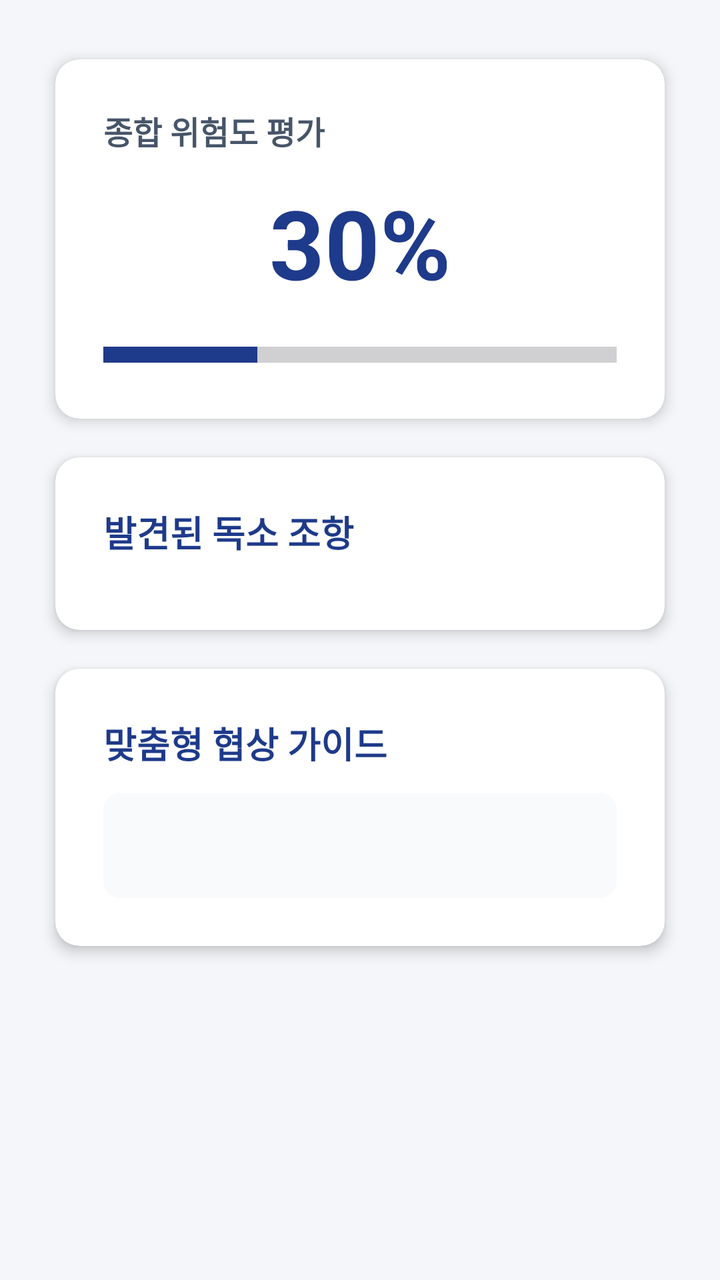
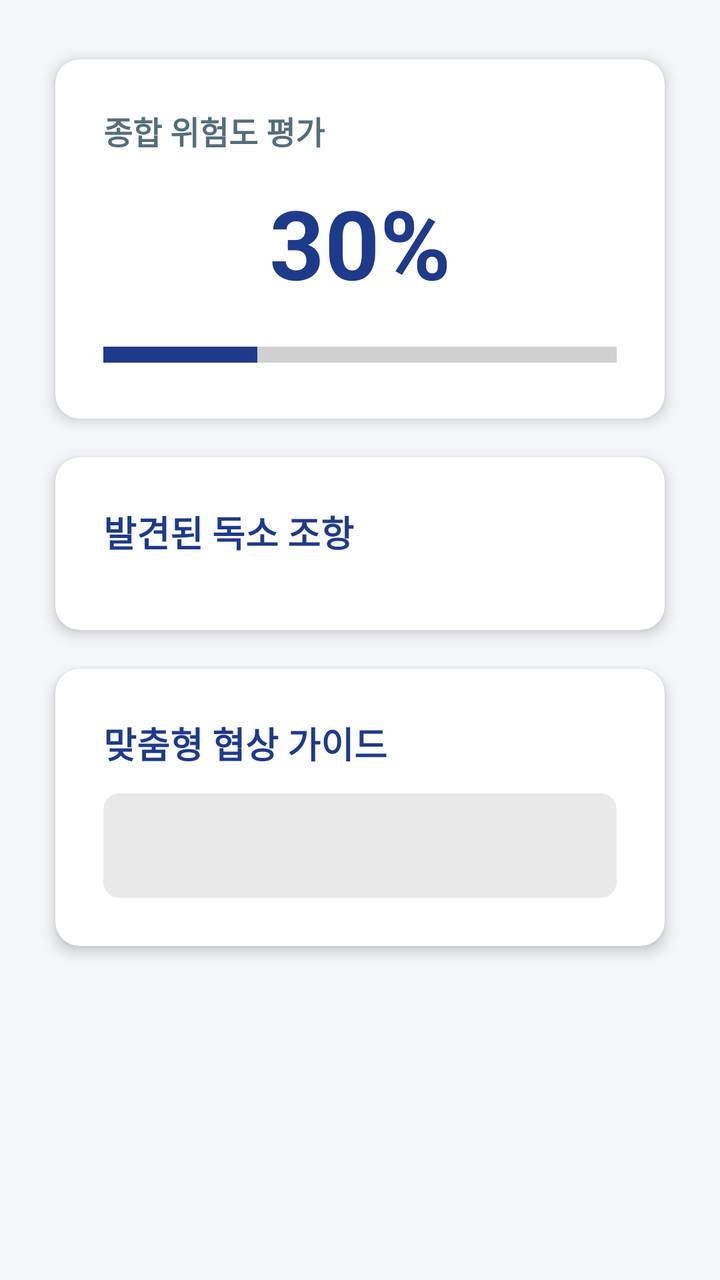

Before-and-after screenshots of an Android layout around one commit, followed by the original layout XML and the change that was made.
<!-- AndroidManifest.xml: activity theme Theme.Aicontractanalyzer_ -->
<!-- res/layout/activity_result.xml -->
<?xml version="1.0" encoding="utf-8"?>
<ScrollView
    xmlns:android="http://schemas.android.com/apk/res/android"
    xmlns:app="http://schemas.android.com/apk/res-auto"
    android:layout_width="match_parent"
    android:layout_height="match_parent"
    android:background="#F4F6F9"> <LinearLayout
    android:layout_width="match_parent"
    android:layout_height="wrap_content"
    android:orientation="vertical"
    android:padding="20dp">

    <androidx.cardview.widget.CardView
        android:layout_width="match_parent"
        android:layout_height="wrap_content"
        app:cardCornerRadius="12dp"
        app:cardElevation="4dp"
        app:cardUseCompatPadding="true">

        <LinearLayout
            android:layout_width="match_parent"
            android:layout_height="wrap_content"
            android:orientation="vertical"
            android:padding="24dp">

            <TextView
                android:layout_width="wrap_content"
                android:layout_height="wrap_content"
                android:text="종합 위험도 평가"
                android:textColor="#475569"
                android:textSize="16sp"
                android:textStyle="bold" />

            <TextView
                android:id="@+id/warning_persentage"
                android:layout_width="match_parent"
                android:layout_height="wrap_content"
                android:layout_marginTop="12dp"
                android:layout_marginBottom="16dp"
                android:text="30%"
                android:textAlignment="center"
                android:textColor="#1E3A8A"
                android:textSize="48sp"
                android:textStyle="bold" />

            <ProgressBar
                android:id="@+id/warning_progressbar"
                style="?android:attr/progressBarStyleHorizontal"
                android:layout_width="match_parent"
                android:layout_height="wrap_content"
                android:max="100"
                android:progress="30"
                android:progressTint="#1E3A8A"
                android:scaleY="2" />
        </LinearLayout>
    </androidx.cardview.widget.CardView>

    <androidx.cardview.widget.CardView
        android:layout_width="match_parent"
        android:layout_height="wrap_content"
        app:cardElevation="4dp"
        app:cardCornerRadius="12dp"
        app:cardUseCompatPadding="true">

        <LinearLayout
            android:id="@+id/warn_list"
            android:layout_width="match_parent"
            android:layout_height="wrap_content"
            android:orientation="vertical"
            android:padding="24dp">

            <TextView
                android:layout_width="match_parent"
                android:layout_height="wrap_content"
                android:layout_marginBottom="12dp"
                android:text="발견된 독소 조항"
                android:textColor="#1E3A8A"
                android:textSize="18sp"
                android:textStyle="bold" />

        </LinearLayout>
    </androidx.cardview.widget.CardView>

    <androidx.cardview.widget.CardView
        android:layout_width="match_parent"
        android:layout_height="wrap_content"
        app:cardElevation="4dp"
        app:cardCornerRadius="12dp"
        app:cardUseCompatPadding="true">

        <LinearLayout
            android:layout_width="match_parent"
            android:layout_height="wrap_content"
            android:orientation="vertical"
            android:padding="24dp">

            <TextView
                android:layout_width="match_parent"
                android:layout_height="wrap_content"
                android:layout_marginBottom="12dp"
                android:text="맞춤형 협상 가이드"
                android:textColor="#1E3A8A"
                android:textSize="18sp"
                android:textStyle="bold" />

            <androidx.cardview.widget.CardView
                android:layout_width="match_parent"
                android:layout_height="wrap_content"
                app:cardBackgroundColor="#F8FAFC"
                app:cardCornerRadius="8dp"
                app:cardElevation="0dp">

                <LinearLayout
                    android:layout_width="match_parent"
                    android:layout_height="wrap_content"
                    android:orientation="vertical"
                    android:padding="16dp">

                    <TextView
                        android:id="@+id/recommend"
                        android:layout_width="match_parent"
                        android:layout_height="wrap_content"
                        android:lineSpacingExtra="6dp"
                        android:text=""
                        android:textColor="#334155"
                        android:textSize="15sp" />
                </LinearLayout>
            </androidx.cardview.widget.CardView>
        </LinearLayout>
    </androidx.cardview.widget.CardView>

</LinearLayout>
</ScrollView>
<!-- resources referenced by this layout -->
<resources>
  <style name="Theme.Aicontractanalyzer_" parent="Base.Theme.Aicontractanalyzer_" />
  <style name="Base.Theme.Aicontractanalyzer_" parent="Theme.Material3.DayNight.NoActionBar">
          
          
      </style>
</resources>

<!-- the commit's change to res/layout/activity_result.xml (unified diff, before → after) -->
@@ -4,7 +4,7 @@
     xmlns:app="http://schemas.android.com/apk/res-auto"
     android:layout_width="match_parent"
     android:layout_height="match_parent"
-    android:background="#F4F6F9"> <LinearLayout
+    android:background="@color/background"> <LinearLayout
     android:layout_width="match_parent"
     android:layout_height="wrap_content"
     android:orientation="vertical"
@@ -27,7 +27,7 @@
                 android:layout_width="wrap_content"
                 android:layout_height="wrap_content"
                 android:text="종합 위험도 평가"
-                android:textColor="#475569"
+                android:textColor="@color/text_gray"
                 android:textSize="16sp"
                 android:textStyle="bold" />
 
@@ -39,7 +39,7 @@
                 android:layout_marginBottom="16dp"
                 android:text="30%"
                 android:textAlignment="center"
-                android:textColor="#1E3A8A"
+                android:textColor="@color/main_color"
                 android:textSize="48sp"
                 android:textStyle="bold" />
 
@@ -50,7 +50,7 @@
                 android:layout_height="wrap_content"
                 android:max="100"
                 android:progress="30"
-                android:progressTint="#1E3A8A"
+                android:progressTint="@color/main_color"
                 android:scaleY="2" />
         </LinearLayout>
     </androidx.cardview.widget.CardView>
@@ -74,7 +74,7 @@
                 android:layout_height="wrap_content"
                 android:layout_marginBottom="12dp"
                 android:text="발견된 독소 조항"
-                android:textColor="#1E3A8A"
+                android:textColor="@color/main_color"
                 android:textSize="18sp"
                 android:textStyle="bold" />
 
@@ -99,14 +99,14 @@
                 android:layout_height="wrap_content"
                 android:layout_marginBottom="12dp"
                 android:text="맞춤형 협상 가이드"
-                android:textColor="#1E3A8A"
+                android:textColor="@color/main_color"
                 android:textSize="18sp"
                 android:textStyle="bold" />
 
             <androidx.cardview.widget.CardView
                 android:layout_width="match_parent"
                 android:layout_height="wrap_content"
-                app:cardBackgroundColor="#F8FAFC"
+                app:cardBackgroundColor="@color/card_background"
                 app:cardCornerRadius="8dp"
                 app:cardElevation="0dp">
 
<!-- resource entries referenced after the edit -->
@@ -1,5 +1,9 @@
 <!-- resources referenced by this layout -->
 <resources>
+  <color name="background">#F4F6F9</color>
+  <color name="card_background">#E9E9E9</color>
+  <color name="main_color">#1E3A8A</color>
+  <color name="text_gray">#546E7A</color>
   <style name="Theme.Aicontractanalyzer_" parent="Base.Theme.Aicontractanalyzer_" />
   <style name="Base.Theme.Aicontractanalyzer_" parent="Theme.Material3.DayNight.NoActionBar">
           
